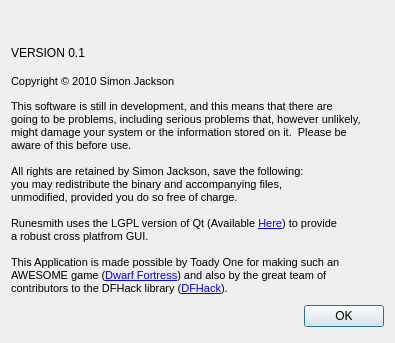
Above: Runesmith/about.ui from DFHack/Runesmith before the change. Below: the same form after it.
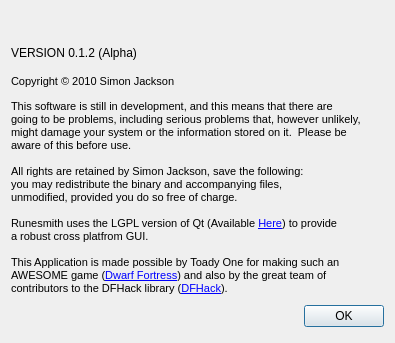
That is the form after the change. Icons and pictures are not drawn.

What changed in the file:
```diff
--- a/Runesmith/about.ui
+++ b/Runesmith/about.ui
@@ -31,7 +31,7 @@
    <item>
     <widget class="QLabel" name="label_2">
      <property name="text">
-      <string>VERSION 0.1</string>
+      <string>VERSION 0.1.2 (Alpha)</string>
      </property>
     </widget>
    </item>
```
